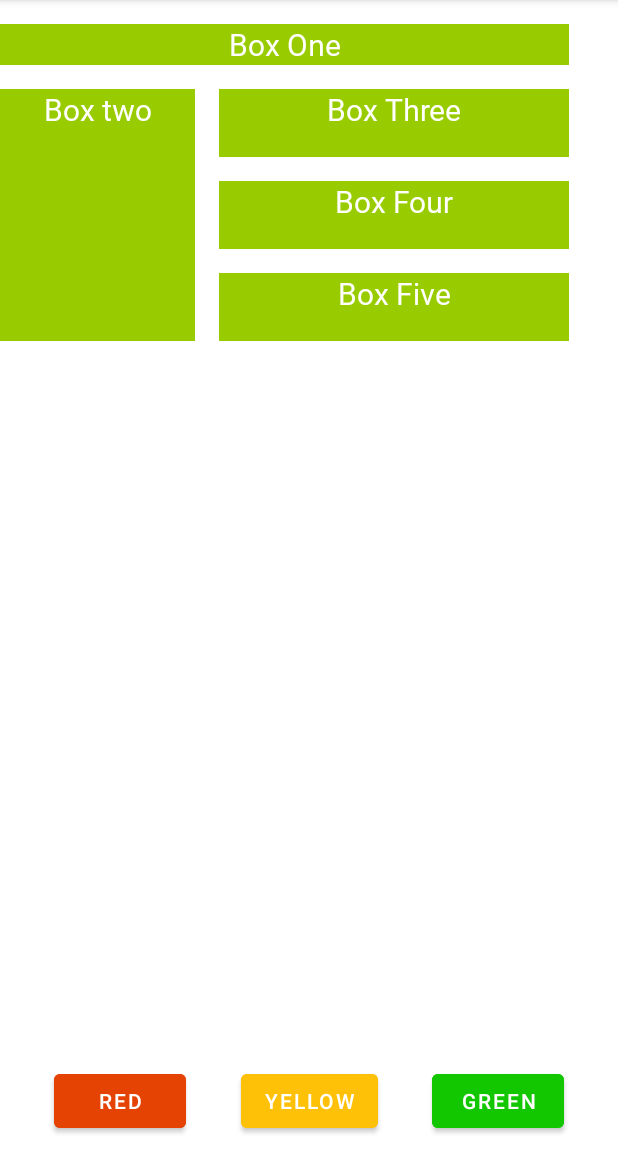
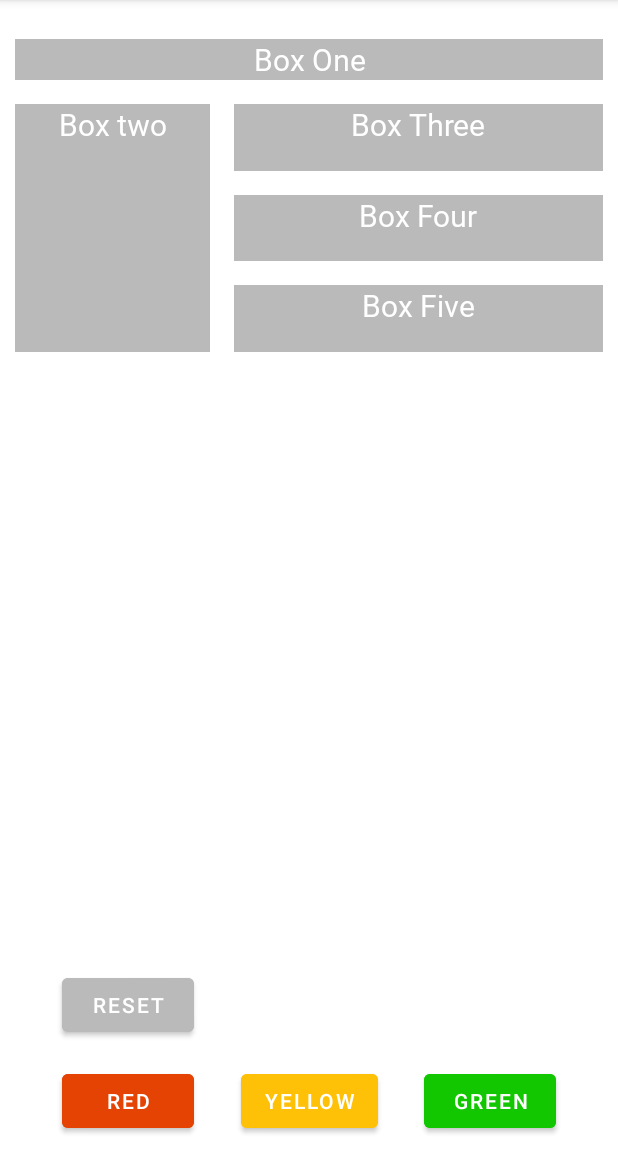
Before and after one commit to Dipeoliver/Dev_Venture, an Android app: the screen it shows after launch (MainActivity), on a phone screen of 412 x 824 dp, the part 84-1236 px from its top. Run offline under Robolectric (Android 15) with nearby library versions, the phone set to English and light mode, and no system bars; Roboto replaces fonts that are not available here.

Commit message:
update the project to save color after closed the app

```diff
--- a/ColorMyViews/app/src/main/java/com/example/colormyviews/MainActivity.kt
+++ b/ColorMyViews/app/src/main/java/com/example/colormyviews/MainActivity.kt
@@ -1,11 +1,137 @@
 package com.example.colormyviews
 
+import android.content.Context
+import android.content.SharedPreferences
+import android.graphics.drawable.ColorDrawable
 import androidx.appcompat.app.AppCompatActivity
 import android.os.Bundle
+import android.widget.Button
+import android.widget.TextView
 
 class MainActivity : AppCompatActivity() {
+
+    lateinit var boxOne : TextView
+    lateinit var boxTwo : TextView
+    lateinit var boxThree: TextView
+    lateinit var boxFour: TextView
+    lateinit var boxFive: TextView
+
+    var boxOneColor = R.color.gray
+    var boxTwoColor = R.color.gray
+    var boxThreeColor = R.color.gray
+    var boxFourColor = R.color.gray
+    var boxFiveColor = R.color.gray
+
+    // criei a variavel
+    val sharedPreferences : SharedPreferences
+
+    // get personalizado ( retorna valor variável)
+    get () {
+        return this.getSharedPreferences("colors", Context.MODE_PRIVATE)
+    }
+
+
     override fun onCreate(savedInstanceState: Bundle?) {
         super.onCreate(savedInstanceState)
         setContentView(R.layout.activity_main)
+
+        boxOne = findViewById<TextView>(R.id.boxOne)
+        boxTwo = findViewById<TextView>(R.id.boxTwo)
+        boxThree = findViewById<TextView>(R.id.boxThree)
+        boxFour = findViewById<TextView>(R.id.boxFour)
+        boxFive = findViewById<TextView>(R.id.boxFive)
+
+
+         // pego valor gravado e passo para caixas ao carregar
+        boxOneColor = sharedPreferences.getInt("boxOne",R.color.gray)
+        boxOne.setBackgroundResource (boxOneColor)
+
+        boxTwoColor = sharedPreferences.getInt("boxTwo",R.color.gray)
+        boxTwo.setBackgroundResource (boxTwoColor)
+
+        boxThreeColor = sharedPreferences.getInt("boxThree",R.color.gray)
+        boxThree.setBackgroundResource (boxThreeColor)
+
+        boxFourColor = sharedPreferences.getInt("boxFour",R.color.gray)
+        boxFour.setBackgroundResource (boxFourColor)
+
+        boxFiveColor = sharedPreferences.getInt("boxFive",R.color.gray)
+        boxFive.setBackgroundResource (boxFiveColor)
+        //--------------------------------------------------------------------
+
+        // declarar variavel que irá receber cor e evitar iniciar com valores nulos
+        var changeColor =  R.color.gray
+
+        // declaração dos botões
+        var buttonRed = findViewById<Button>(R.id.buttonRed)
+        var buttonGreen = findViewById<Button>(R.id.buttonGreen)
+        var buttonYellow = findViewById<Button>(R.id.buttonYellow)
+        var buttonReset = findViewById<Button>(R.id.buttonReset)
+
+
+        // Salva a cor do botao na variavel changecolor
+        buttonRed.setOnClickListener {
+             changeColor =  R.color.red
+        }
+        buttonYellow.setOnClickListener {
+             changeColor =  R.color.yellow
+        }
+        buttonGreen.setOnClickListener {
+             changeColor =  R.color.green
+        }
+
+        buttonReset.setOnClickListener {
+            boxOne.setBackgroundResource(R.color.gray)
+            boxTwo.setBackgroundResource(R.color.gray)
+            boxThree.setBackgroundResource(R.color.gray)
+            boxFour.setBackgroundResource(R.color.gray)
+            boxFive.setBackgroundResource(R.color.gray)
+            changeColor =  R.color.gray
+            boxOneColor = changeColor
+            boxTwoColor = changeColor
+            boxThreeColor = changeColor
+            boxFourColor = changeColor
+            boxFiveColor = changeColor
+        }
+
+        // Ao clicar no box atribui valor que esta na variavel changecolor
+        // ---------------------------------
+        boxOne.setOnClickListener {
+            boxOne.setBackgroundResource(changeColor)
+            boxOneColor = changeColor
+        }
+        boxTwo.setOnClickListener {
+            boxTwo.setBackgroundResource(changeColor)
+            boxTwoColor = changeColor
+        }
+        boxThree.setOnClickListener {
+            boxThree.setBackgroundResource(changeColor)
+            boxThreeColor = changeColor
+        }
+        boxFour.setOnClickListener {
+            boxFour.setBackgroundResource(changeColor)
+            boxFourColor = changeColor
+        }
+        boxFive.setOnClickListener {
+            boxFive.setBackgroundResource(changeColor)
+            boxFiveColor = changeColor
+        }
+
+
+        //------------------------------------
+
+    }
+
+    // Ao finalizar salva os valores banco local
+    override fun onStop() {
+        super.onStop()
+        // salvar a cor ao fechar
+        val editor = sharedPreferences.edit()
+        editor.putInt("boxOne",boxOneColor)
+        editor.putInt("boxTwo",boxTwoColor)
+        editor.putInt("boxThree",boxThreeColor)
+        editor.putInt("boxFour",boxFourColor)
+        editor.putInt("boxFive",boxFiveColor)
+        editor.commit()
     }
 }
--- a/ColorMyViews/app/src/main/res/layout/activity_main.xml
+++ b/ColorMyViews/app/src/main/res/layout/activity_main.xml
@@ -4,19 +4,21 @@
     xmlns:tools="http://schemas.android.com/tools"
     android:layout_width="match_parent"
     android:layout_height="match_parent"
+    android:layout_margin="10dp"
     android:layout_marginBottom="10dp"
     tools:context=".MainActivity">
 
     <TextView
         android:id="@+id/boxOne"
         style="@style/whiteBox"
-        android:layout_width="379dp"
+        android:layout_width="0dp"
         android:layout_height="wrap_content"
         android:layout_marginTop="16dp"
         android:fontFamily="@font/roboto"
         android:text="Box One"
-        app:layout_constraintTop_toTopOf="parent"
-        tools:layout_editor_absoluteX="16dp" />
+        app:layout_constraintEnd_toEndOf="parent"
+        app:layout_constraintStart_toStartOf="parent"
+        app:layout_constraintTop_toTopOf="parent" />
 
     <TextView
         android:id="@+id/boxTwo"
@@ -82,13 +84,13 @@
         android:backgroundTint="@color/red"
         android:text="@string/button_red"
         app:layout_constraintBottom_toBottomOf="parent"
-        app:layout_constraintEnd_toStartOf="@+id/button_yellow"
+        app:layout_constraintEnd_toStartOf="@+id/buttonYellow"
         app:layout_constraintHorizontal_bias="0.5"
         app:layout_constraintHorizontal_chainStyle="spread"
         app:layout_constraintStart_toStartOf="parent" />
 
     <Button
-        android:id="@+id/button_yellow"
+        android:id="@+id/buttonYellow"
         android:layout_width="wrap_content"
         android:layout_height="wrap_content"
         android:backgroundTint="@color/yellow"
@@ -107,6 +109,16 @@
         app:layout_constraintBottom_toBottomOf="parent"
         app:layout_constraintEnd_toEndOf="parent"
         app:layout_constraintHorizontal_bias="0.5"
-        app:layout_constraintStart_toEndOf="@+id/button_yellow" />
+        app:layout_constraintStart_toEndOf="@+id/buttonYellow" />
+
+    <Button
+        android:id="@+id/buttonReset"
+        android:layout_width="wrap_content"
+        android:layout_height="wrap_content"
+        android:layout_marginBottom="64dp"
+        android:backgroundTint="@color/gray"
+        android:text="@string/button_reset"
+        app:layout_constraintBottom_toBottomOf="parent"
+        app:layout_constraintStart_toStartOf="@+id/buttonRed" />
 
 </androidx.constraintlayout.widget.ConstraintLayout>
--- a/ColorMyViews/app/src/main/res/values/colors.xml
+++ b/ColorMyViews/app/src/main/res/values/colors.xml
@@ -8,7 +8,7 @@
     <color name="black">#FF000000</color>
     <color name="white">#FFFFFFFF</color>
 
-    <color name="grey">#BABABA</color>
+    <color name="gray">#BABABA</color>
     <color name="green">#12C700</color>
     <color name="red">#E54304</color>
     <color name="yellow">#FFC107</color>
--- a/ColorMyViews/app/src/main/res/values/strings.xml
+++ b/ColorMyViews/app/src/main/res/values/strings.xml
@@ -3,4 +3,5 @@
     <string name="button_red">Red</string>
     <string name="button_yellow">Yellow</string>
     <string name="button_green">Green</string>
+    <string name="button_reset">Reset</string>
 </resources>
--- a/ColorMyViews/app/src/main/res/values/style.xml
+++ b/ColorMyViews/app/src/main/res/values/style.xml
@@ -1,7 +1,7 @@
 <?xml version="1.0" encoding="utf-8"?>
 <resources>
     <style name="whiteBox">
-        <item name="android:background">@android:color/holo_green_light</item>
+        <item name="android:background">@color/gray</item>
 
         <item name="android:textAlignment">center</item>
         <item name="android:textSize">@dimen/box_text_size</item>
```
Also changed, not shown: 1 other file.
